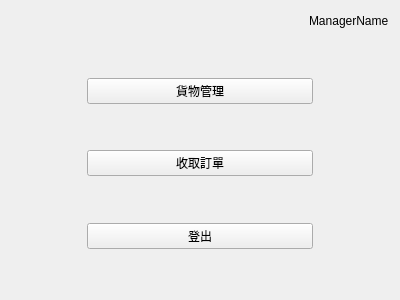
Above: client/DepotSystemClient/Form/managermenuform.ui from B10215037/DepotSystem before the change. Below: the same form after it.
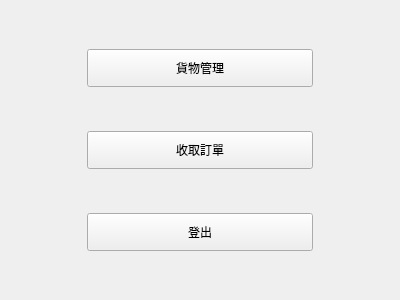
That is the form after the change.

Commit message: modify username label

Patch:
```diff
--- a/client/DepotSystemClient/Form/managermenuform.ui
+++ b/client/DepotSystemClient/Form/managermenuform.ui
@@ -13,33 +13,7 @@
   <property name="windowTitle">
    <string>Form</string>
   </property>
-  <layout class="QVBoxLayout" name="verticalLayout_2" stretch="0,1">
-   <item>
-    <layout class="QHBoxLayout" name="horizontalLayout">
-     <item>
-      <spacer name="horizontalSpacer">
-       <property name="orientation">
-        <enum>Qt::Horizontal</enum>
-       </property>
-       <property name="sizeHint" stdset="0">
-        <size>
-         <width>40</width>
-         <height>20</height>
-        </size>
-       </property>
-      </spacer>
-     </item>
-     <item>
-      <widget class="QLabel" name="label">
-       <property name="text">
-        <string>ManagerName</string>
-       </property>
-      </widget>
-     </item>
-    </layout>
-   </item>
-   <item>
-    <layout class="QHBoxLayout" name="horizontalLayout_2" stretch="1,3,1">
+  <layout class="QHBoxLayout" name="horizontalLayout" stretch="1,3,1">
      <item>
       <spacer name="horizontalSpacer_2">
        <property name="orientation">
@@ -54,7 +28,7 @@
       </spacer>
      </item>
      <item>
-      <layout class="QVBoxLayout" name="verticalLayout">
+    <layout class="QVBoxLayout" name="verticalLayout" stretch="1,1,1,1,1,1,1">
        <item>
         <spacer name="verticalSpacer">
          <property name="orientation">
@@ -70,6 +44,12 @@
        </item>
        <item>
         <widget class="QPushButton" name="pushButton">
+       <property name="sizePolicy">
+        <sizepolicy hsizetype="Minimum" vsizetype="Minimum">
+         <horstretch>0</horstretch>
+         <verstretch>0</verstretch>
+        </sizepolicy>
+       </property>
          <property name="text">
           <string>貨物管理</string>
          </property>
@@ -90,6 +70,12 @@
        </item>
        <item>
         <widget class="QPushButton" name="pushButton_2">
+       <property name="sizePolicy">
+        <sizepolicy hsizetype="Minimum" vsizetype="Minimum">
+         <horstretch>0</horstretch>
+         <verstretch>0</verstretch>
+        </sizepolicy>
+       </property>
          <property name="text">
           <string>收取訂單</string>
          </property>
@@ -110,6 +96,12 @@
        </item>
        <item>
         <widget class="QPushButton" name="pushButton_3">
+       <property name="sizePolicy">
+        <sizepolicy hsizetype="Minimum" vsizetype="Minimum">
+         <horstretch>0</horstretch>
+         <verstretch>0</verstretch>
+        </sizepolicy>
+       </property>
          <property name="text">
           <string>登出</string>
          </property>
@@ -142,8 +134,6 @@
         </size>
        </property>
       </spacer>
-     </item>
-    </layout>
    </item>
   </layout>
  </widget>
```
Lines whose indentation alone changed are shown as unchanged. The commit also changes 7 other files.
